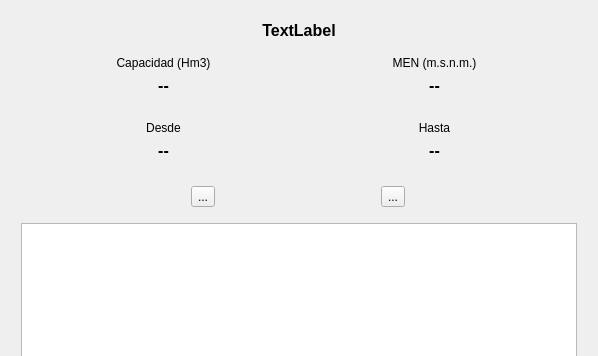
federicomartinlara1976/VerEmbalses, file src/dlg-show-table.ui: the form before one commit; both pictures show x 0 to 598 and y 0 to 356 of the 598 by 711 pixel window.
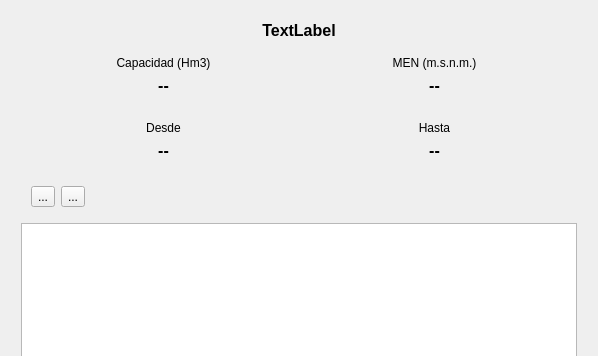
The form after the commit. Icons and pictures are not drawn.

What changed in the file:
```diff
--- a/src/dlg-show-table.ui
+++ b/src/dlg-show-table.ui
@@ -243,6 +243,19 @@
          </property>
         </widget>
        </item>
+       <item>
+        <spacer name="horizontalSpacer">
+         <property name="orientation">
+          <enum>Qt::Horizontal</enum>
+         </property>
+         <property name="sizeHint" stdset="0">
+          <size>
+           <width>40</width>
+           <height>20</height>
+          </size>
+         </property>
+        </spacer>
+       </item>
       </layout>
      </item>
      <item>
```
Left out of the diff: 5 changed lines with no effect on the pictures.
